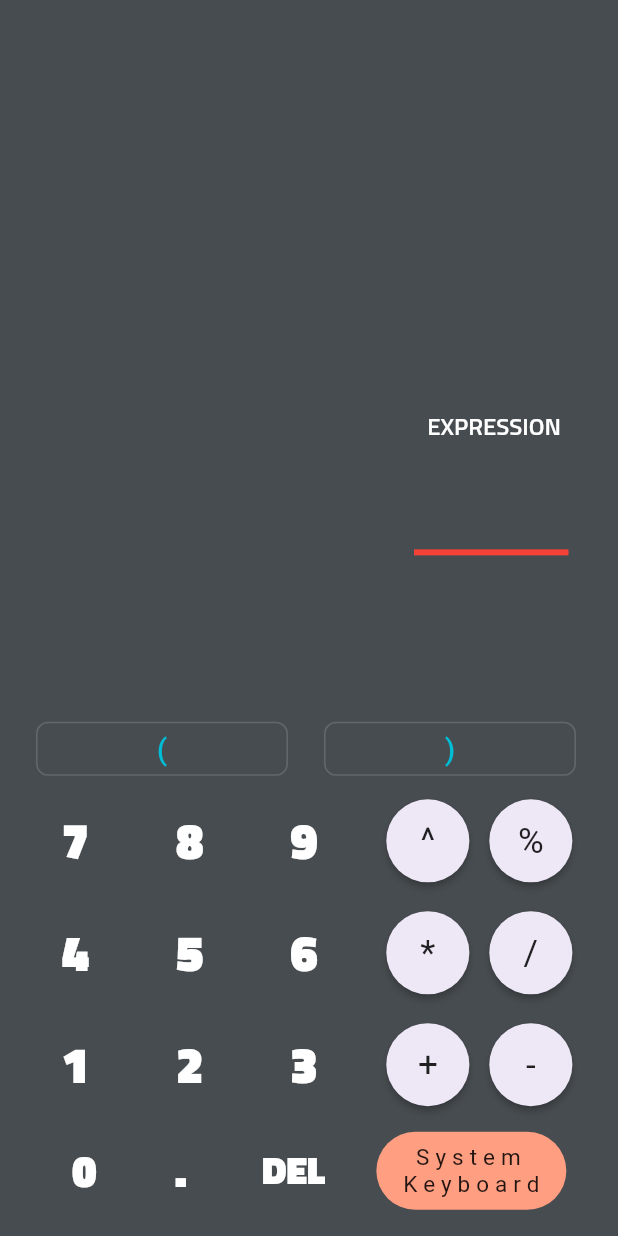
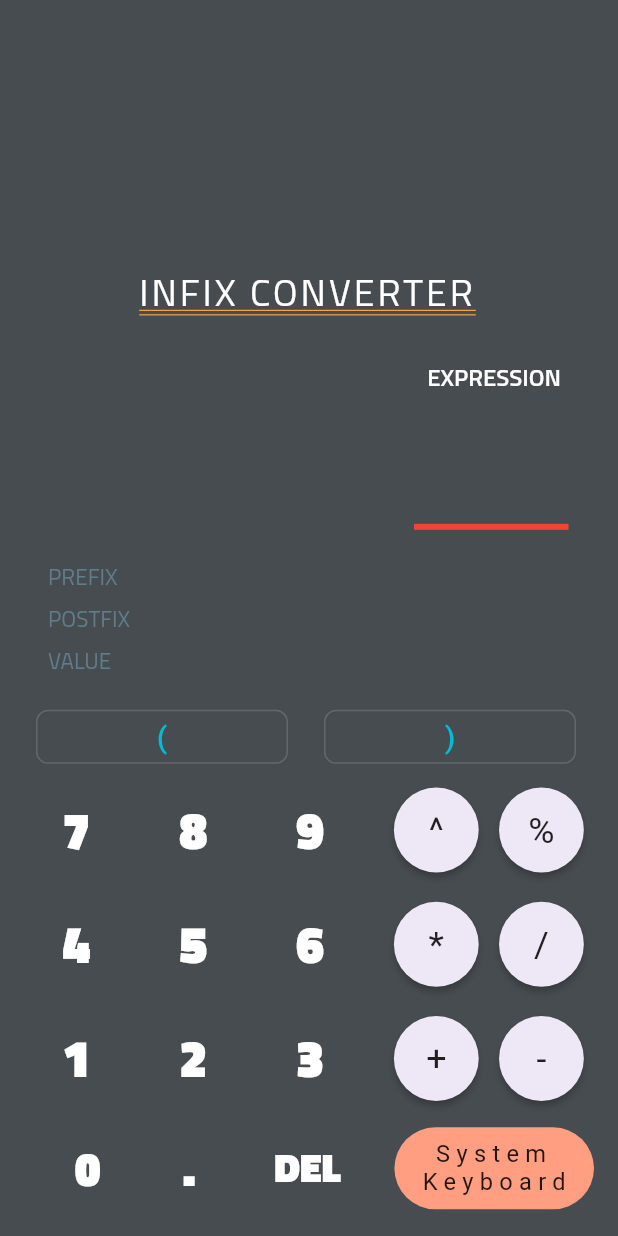
Before and after one commit to itsatifsiddiqui/prefix-infix-postfix, a Flutter app: the ConverterUI screen opened directly, on a phone screen of 412 x 824 dp. Run offline on Flutter 3.47's test engine with Material 2 defaults, Android fonts, the phone set to English and light mode, and no system bars; our stand-ins replace eva_icons_flutter.

Commit message:
final ui

```diff
--- a/lib/converter_ui.dart
+++ b/lib/converter_ui.dart
@@ -49,9 +49,10 @@ class _ConverterUIState extends State<ConverterUI> {
         padding: EdgeInsets.only(left: 12, bottom: 10, right: 16),
         child: ListView(
           reverse: true,
-          // mainAxisAlignment: MainAxisAlignment.end,
+          primary: false,
           children: <Widget>[
-            Row(
+            FittedBox(
+              child: Row(
                 children: [
                   Container(
                     width: w1_8,
@@ -63,10 +64,6 @@ class _ConverterUIState extends State<ConverterUI> {
                         DeleteButton(
                           controller: _controller,
                         )
-                      // TransparentButton(
-                      //   letter: "del",
-                      //   controller: _controller,
-                      // )
                       ],
                     )),
                   ),
@@ -74,7 +71,9 @@ class _ConverterUIState extends State<ConverterUI> {
                   keyBoardButton()
                 ],
               ),
-            Row(
+            ),
+            FittedBox(
+              child: Row(
                 children: [
                   Container(
                     width: w1_8,
@@ -102,7 +101,9 @@ class _ConverterUIState extends State<ConverterUI> {
                   )
                 ],
               ),
-            Row(
+            ),
+            FittedBox(
+              child: Row(
                 children: [
                   Container(
                     width: w1_8,
@@ -130,7 +131,9 @@ class _ConverterUIState extends State<ConverterUI> {
                   )
                 ],
               ),
-            Row(
+            ),
+            FittedBox(
+              child: Row(
                 children: [
                   Container(
                     width: w1_8,
@@ -158,6 +161,7 @@ class _ConverterUIState extends State<ConverterUI> {
                   )
                 ],
               ),
+            ),
             Row(
               children: <Widget>[
                 Expanded(
@@ -184,14 +188,31 @@ class _ConverterUIState extends State<ConverterUI> {
               padding: const EdgeInsets.symmetric(horizontal: 20.0),
               child: Column(
                 mainAxisAlignment: MainAxisAlignment.end,
-                crossAxisAlignment: CrossAxisAlignment.end,
                 children: <Widget>[
-                  Text(
+                  Row(
+                    mainAxisAlignment: MainAxisAlignment.spaceBetween,
+                    children: <Widget>[
+                      Padding(
+                        padding: const EdgeInsets.only(right: 8.0),
+                        child: Text(
+                          "PREFIX",
+                          style: TextStyle(
+                              color: Colors.blueGrey,
+                              fontSize: 15,
+                              fontFamily: "titillium"),
+                        ),
+                      ),
+                      Expanded(
+                        child: SingleChildScrollView(
+                          reverse: true,
+                          scrollDirection: Axis.horizontal,
+                          child: Text(
                             Infix.toPostfixExpression(
                                     _controller.text.split('').reversed.join())
                                 .split('')
                                 .reversed
                                 .join(),
+                            // textAlign: TextAlign.end,
                             maxLines: 1,
                             style: TextStyle(
                                 fontSize: 22,
@@ -199,8 +220,29 @@ class _ConverterUIState extends State<ConverterUI> {
                                 color: Colors.white,
                                 fontFamily: "titillium"),
                           ),
+                        ),
+                      ),
+                    ],
+                  ),
                   SizedBox(height: 5),
-                  Text(
+                  Row(
+                    mainAxisAlignment: MainAxisAlignment.spaceBetween,
+                    children: <Widget>[
+                      Padding(
+                        padding: const EdgeInsets.only(right: 8.0),
+                        child: Text(
+                          "POSTFIX",
+                          style: TextStyle(
+                              color: Colors.blueGrey,
+                              fontSize: 15,
+                              fontFamily: "titillium"),
+                        ),
+                      ),
+                      Expanded(
+                        child: SingleChildScrollView(
+                          reverse: true,
+                          scrollDirection: Axis.horizontal,
+                          child: Text(
                             Infix.toPostfixExpression(_controller.text),
                             maxLines: 1,
                             textDirection: TextDirection.ltr,
@@ -211,8 +253,29 @@ class _ConverterUIState extends State<ConverterUI> {
                                 color: Colors.white,
                                 fontFamily: "titillium"),
                           ),
+                        ),
+                      ),
+                    ],
+                  ),
                   SizedBox(height: 5),
-                  Text(
+                  Row(
+                    mainAxisAlignment: MainAxisAlignment.spaceBetween,
+                    children: <Widget>[
+                      Padding(
+                        padding: const EdgeInsets.only(right: 8.0),
+                        child: Text(
+                          "VALUE",
+                          style: TextStyle(
+                              color: Colors.blueGrey,
+                              fontSize: 15,
+                              fontFamily: "titillium"),
+                        ),
+                      ),
+                      Expanded(
+                        child: SingleChildScrollView(
+                          reverse: true,
+                          scrollDirection: Axis.horizontal,
+                          child: Text(
                             toValue(),
                             style: TextStyle(
                                 fontSize: 22,
@@ -220,6 +283,10 @@ class _ConverterUIState extends State<ConverterUI> {
                                 color: Colors.green,
                                 fontFamily: "titillium"),
                             maxLines: 1,
+                          ),
+                        ),
+                      ),
+                    ],
                   ),
                   SizedBox(height: 15),
                 ],
@@ -237,7 +304,8 @@ class _ConverterUIState extends State<ConverterUI> {
               ),
             ),
             Padding(
-              padding: const EdgeInsets.symmetric(horizontal: 16.0),
+              padding:
+                  const EdgeInsets.symmetric(horizontal: 16.0, vertical: 8),
               child: TextField(
                 enabled: _keyboardFlag,
                 controller: _controller,
@@ -264,6 +332,24 @@ class _ConverterUIState extends State<ConverterUI> {
                 ),
                 textAlign: TextAlign.end,
               ),
+            ),
+            Container(
+              height: mq.height / 7,
+              alignment: Alignment.bottomCenter,
+              padding: EdgeInsets.all(25),
+              child: Text(
+                "INFIX CONVERTER",
+                style: TextStyle(
+                  fontFamily: "titillium",
+                  color: Colors.white,
+                  fontSize: 25,
+                  letterSpacing: 2,
+                  fontWeight: FontWeight.w500,
+                  decoration: TextDecoration.underline,
+                  decorationStyle: TextDecorationStyle.double,
+                  decorationColor: Colors.orangeAccent,
+                ),
+              ),
             )
           ],
         ),
@@ -278,7 +364,8 @@ class _ConverterUIState extends State<ConverterUI> {
       if (value.substring(value.length - 2, value.length) == ".0")
         return value.substring(0, value.length - 2);
       else {
-        return value;
+        print(double.parse(value));
+        return double.parse(value).toStringAsFixed(2);
       }
     } catch (e) {
       return "INVALID EXPRESSION";
--- a/lib/home.dart
+++ b/lib/home.dart
@@ -1,6 +1,7 @@
 import 'package:flutter/material.dart';
 import 'package:flutter/cupertino.dart';
 import 'package:eva_icons_flutter/eva_icons_flutter.dart';
+import 'package:infix_postfix_prefix/converter_ui.dart';
 import 'package:infix_postfix_prefix/ui_styles/styles.dart';
 
 class Home extends StatelessWidget {
@@ -48,8 +49,7 @@ class Home extends StatelessWidget {
         padding: EdgeInsets.all(12),
         child: Card(
           elevation: 4,
-              shape: RoundedRectangleBorder(
-                  borderRadius: BorderRadius.circular(8)),
+          shape: RoundedRectangleBorder(borderRadius: BorderRadius.circular(8)),
           child: Container(
               height: MediaQuery.of(context).size.height / 5,
               width: MediaQuery.of(context).size.width,
@@ -58,10 +58,7 @@ class Home extends StatelessWidget {
                 gradient: LinearGradient(
                   begin: Alignment.topLeft,
                   end: Alignment.bottomRight,
-                      colors: [
-                        Colors.redAccent[100],
-                        Colors.deepOrangeAccent[100]
-                      ],
+                  colors: [Colors.redAccent[100], Colors.deepOrangeAccent[100]],
                 ),
               ),
               child: Column(
@@ -95,10 +92,13 @@ class Home extends StatelessWidget {
       alignment: Alignment(0, 0.40),
       child: Padding(
         padding: EdgeInsets.all(12),
+        child: InkWell(
+          onTap: () => Navigator.push(
+              context, MaterialPageRoute(builder: (_) => ConverterUI())),
           child: Card(
             elevation: 4,
-              shape: RoundedRectangleBorder(
-                  borderRadius: BorderRadius.circular(8)),
+            shape:
+                RoundedRectangleBorder(borderRadius: BorderRadius.circular(8)),
             child: Container(
                 height: MediaQuery.of(context).size.height / 5,
                 width: MediaQuery.of(context).size.width,
@@ -133,6 +133,7 @@ class Home extends StatelessWidget {
                 )),
           ),
         ),
+      ),
     );
   }
 
@@ -143,18 +144,14 @@ class Home extends StatelessWidget {
         padding: EdgeInsets.all(12),
         child: Card(
           elevation: 4,
-              shape: RoundedRectangleBorder(
-                  borderRadius: BorderRadius.circular(8)),
+          shape: RoundedRectangleBorder(borderRadius: BorderRadius.circular(8)),
           child: Container(
             height: MediaQuery.of(context).size.height / 5,
             width: MediaQuery.of(context).size.width,
             decoration: BoxDecoration(
               borderRadius: BorderRadius.circular(8),
               gradient: lGradient(
-                    colors: [
-                      Colors.blueAccent[100],
-                      Colors.lightBlueAccent[100]
-                    ],
+                colors: [Colors.blueAccent[100], Colors.lightBlueAccent[100]],
               ),
             ),
             child: Column(
--- a/lib/main.dart
+++ b/lib/main.dart
@@ -10,7 +10,7 @@ class MyApp extends StatelessWidget {
   @override
   Widget build(BuildContext context) {
     return MaterialApp(
-      home: ConverterUI(),
+      home: Home(),
       // initialRoute: ,
     );
   }
```
Lines whose indentation alone changed are shown as unchanged.
